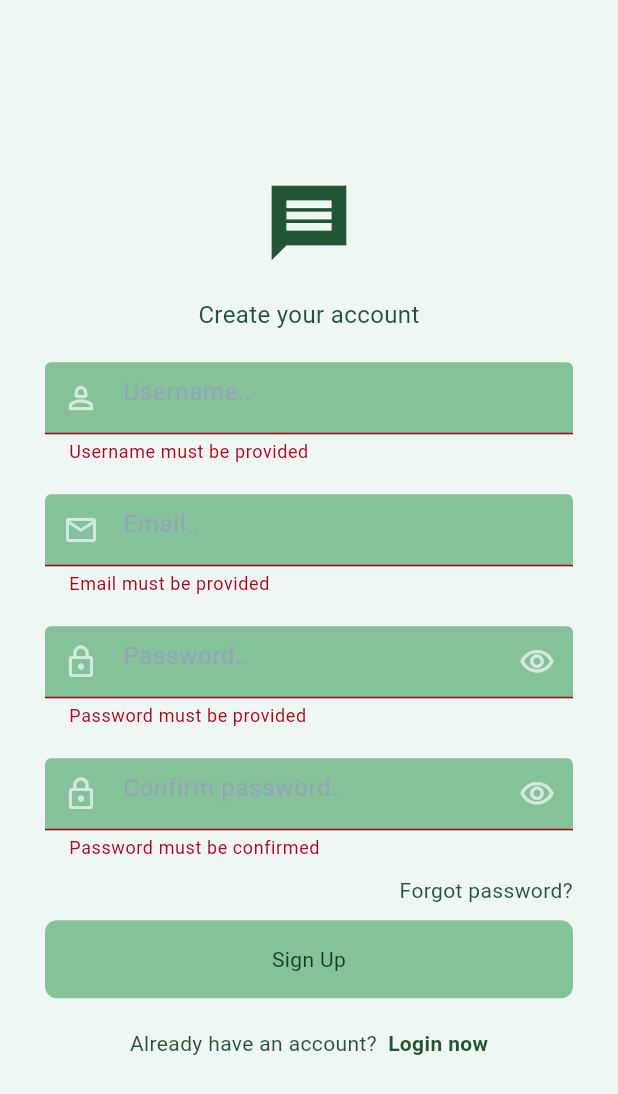
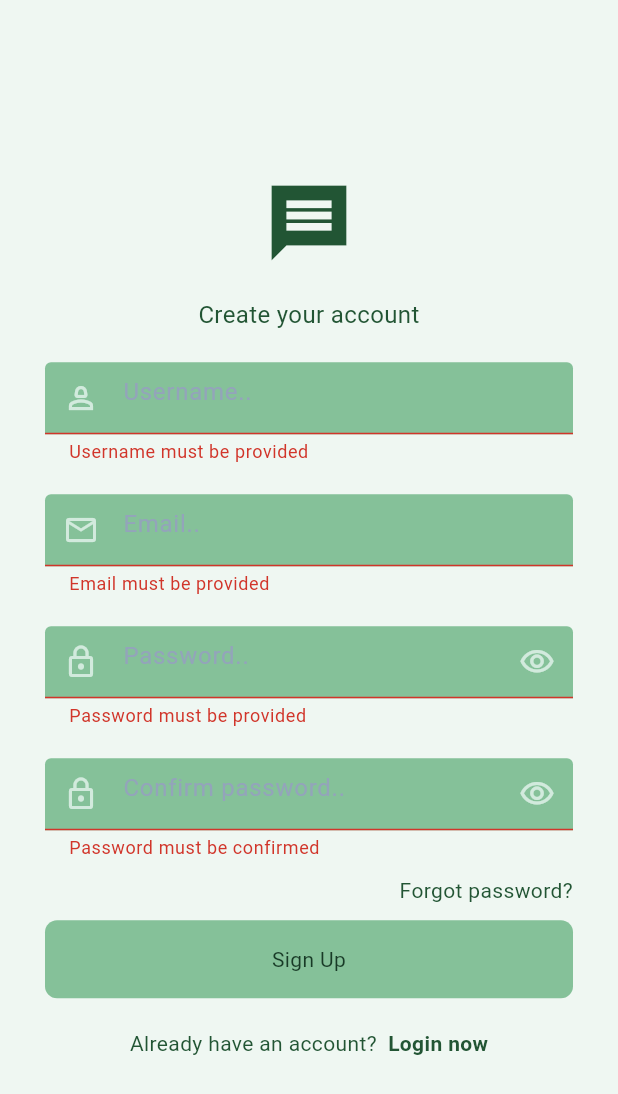
Before and after one commit to GoLab18/Chab, a Flutter app: the screen it shows after launch, after a tap on "Sign In", after a tap on "Sign up", after a tap on "Sign Up", on a phone screen of 412 x 824 dp. Shown: the top 1094 px of the screen. Run offline on Flutter 3.47's test engine with Material 3 defaults, Android fonts, the light colour scheme and no system bars; our stand-ins replace cloud_firestore, equatable, firebase_auth, firebase_core, flutter_bloc, shared_preferences; accounts and stored records are empty.

Commit message:
Added theme based error styling

```diff
--- a/lib/components/custom_textfield.dart
+++ b/lib/components/custom_textfield.dart
@@ -54,6 +54,9 @@ class CustomTextField extends StatelessWidget {
           color: Theme.of(context).colorScheme.tertiary
         ),
         errorText: errorText,
+        errorStyle: TextStyle(
+          color: Theme.of(context).colorScheme.error
+        ),
         filled: true,
         fillColor: Theme.of(context).colorScheme.secondary,
         enabledBorder: OutlineInputBorder(
--- a/lib/pages/sign_in_page.dart
+++ b/lib/pages/sign_in_page.dart
@@ -149,9 +149,9 @@ class _SignInPageState extends State<SignInPage> {
                             child: Center(
                               child: Text(
                                 error ?? "",
-                                style: const TextStyle(
+                                style: TextStyle(
                                   fontSize: 12,
-                                  color: Color.fromARGB(255, 209, 53, 42)
+                                  color: Theme.of(context).colorScheme.error
                                 )
                               )
                             )
--- a/lib/pages/sign_up_page.dart
+++ b/lib/pages/sign_up_page.dart
@@ -199,9 +199,9 @@ class _SignUpPageState extends State<SignUpPage> {
                             child: Center(
                               child: Text(
                                 error ?? "",
-                                style: const TextStyle(
+                                style: TextStyle(
                                   fontSize: 12,
-                                  color: Color.fromARGB(255, 209, 53, 42)
+                                  color: Theme.of(context).colorScheme.error
                                 )
                               )
                             )
--- a/lib/themes/dark_mode.dart
+++ b/lib/themes/dark_mode.dart
@@ -7,7 +7,8 @@ ThemeData darkMode = ThemeData(
     primary: Color.fromARGB(255, 38, 94, 58),
     secondary: Color.fromARGB(255, 72, 115, 85),
     tertiary: Color.fromARGB(255, 108, 158, 124),
-    inversePrimary: Color.fromARGB(255, 210, 234, 221)
+    inversePrimary: Color.fromARGB(255, 210, 234, 221),
+    error: Color.fromARGB(255, 176, 0, 32)
   ),
   floatingActionButtonTheme: const FloatingActionButtonThemeData(
     foregroundColor: Color.fromARGB(255, 210, 234, 221),
--- a/lib/themes/light_mode.dart
+++ b/lib/themes/light_mode.dart
@@ -6,7 +6,8 @@ ThemeData lightMode = ThemeData(
     primary: Color.fromARGB(255, 34, 85, 52),
     secondary: Color.fromARGB(255, 133, 193, 153),
     tertiary: Color.fromARGB(255, 210, 234, 221),
-    inversePrimary: Color.fromARGB(255, 24, 58, 38)
+    inversePrimary: Color.fromARGB(255, 24, 58, 38),
+    error: Color.fromARGB(255, 209, 53, 42)
   ),
   hintColor: const Color.fromARGB(255, 147, 164, 186),
   floatingActionButtonTheme: const FloatingActionButtonThemeData(
```
